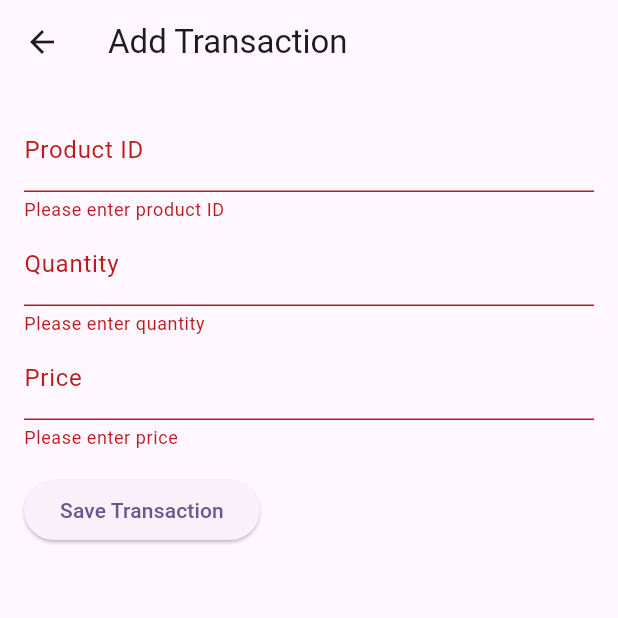
After one commit to ImanMeduyuy/Medical-stock-, a Flutter app: the TransactionForm screen opened directly, after a tap on "Save Transaction", on a phone screen of 412 x 824 dp, the top half of it. The commit adds this screen. Run offline on Flutter 3.47's test engine with Material 3 defaults, Android fonts, the phone set to English and light mode, and no system bars; our stand-ins replace cloud_firestore, firebase_auth, firebase_core; missing offline and left inert: flutter_barcode_scanner; accounts and stored records are empty.

Commit message:
change 1

```diff
--- /dev/null
+++ b/lib/documents/transaction.dart
@@ -0,0 +1,132 @@
+import 'package:flutter/material.dart';
+import 'package:cloud_firestore/cloud_firestore.dart';
+
+// Classe de modèle pour représenter une transaction de produit
+class ProductTransaction {
+  final String productId;
+  final int quantity;
+  final double price;
+  final DateTime timestamp;
+
+  ProductTransaction({
+    required this.productId,
+    required this.quantity,
+    required this.price,
+    required this.timestamp,
+  });
+}
+
+class TransactionForm extends StatefulWidget {
+  @override
+  _TransactionFormState createState() => _TransactionFormState();
+}
+
+class _TransactionFormState extends State<TransactionForm> {
+  final _formKey = GlobalKey<FormState>();
+  final _productIdController = TextEditingController();
+  final _quantityController = TextEditingController();
+  final _priceController = TextEditingController();
+
+  @override
+  Widget build(BuildContext context) {
+    return Scaffold(
+      appBar: AppBar(
+        title: Text('Add Transaction'),
+      ),
+      body: Padding(
+        padding: EdgeInsets.all(16.0),
+        child: Form(
+          key: _formKey,
+          child: Column(
+            crossAxisAlignment: CrossAxisAlignment.start,
+            children: <Widget>[
+              TextFormField(
+                controller: _productIdController,
+                decoration: InputDecoration(labelText: 'Product ID'),
+                validator: (value) {
+                  if (value == null || value.isEmpty) {
+                    return 'Please enter product ID';
+                  }
+                  return null;
+                },
+              ),
+              TextFormField(
+                controller: _quantityController,
+                keyboardType: TextInputType.number,
+                decoration: InputDecoration(labelText: 'Quantity'),
+                validator: (value) {
+                  if (value == null || value.isEmpty) {
+                    return 'Please enter quantity';
+                  }
+                  return null;
+                },
+              ),
+              TextFormField(
+                controller: _priceController,
+                keyboardType: TextInputType.number,
+                decoration: InputDecoration(labelText: 'Price'),
+                validator: (value) {
+                  if (value == null || value.isEmpty) {
+                    return 'Please enter price';
+                  }
+                  return null;
+                },
+              ),
+              Padding(
+                padding: EdgeInsets.symmetric(vertical: 16.0),
+                child: ElevatedButton(
+                  onPressed: () {
+                    if (_formKey.currentState!.validate()) {
+                      _saveTransaction();
+                    }
+                  },
+                  child: Text('Save Transaction'),
+                ),
+              ),
+            ],
+          ),
+        ),
+      ),
+    );
+  }
+
+  void _saveTransaction() {
+    if (_formKey.currentState!.validate()) {
+      final String productId = _productIdController.text;
+      final int quantity = int.parse(_quantityController.text);
+      final double price = double.parse(_priceController.text);
+      final DateTime timestamp = DateTime.now();
+
+      // Créer une instance de ProductTransaction
+      ProductTransaction transaction = ProductTransaction(
+        productId: productId,
+        quantity: quantity,
+        price: price,
+        timestamp: timestamp,
+      );
+
+      // Enregistrer la transaction dans Firestore
+      _addTransactionToFirestore(transaction);
+
+      // Effacer les champs après enregistrement
+      _productIdController.clear();
+      _quantityController.clear();
+      _priceController.clear();
+    }
+  }
+
+  void _addTransactionToFirestore(ProductTransaction transaction) {
+    FirebaseFirestore.instance.collection('transactions').add({
+      'productId': transaction.productId,
+      'quantity': transaction.quantity,
+      'price': transaction.price,
+      'timestamp': transaction.timestamp,
+    }).then((value) {
+      // Enregistrement réussi
+      print('Transaction saved successfully!');
+    }).catchError((error) {
+      // Erreur lors de l'enregistrement
+      print('Failed to save transaction: $error');
+    });
+  }
+}
--- a/lib/suppliers/add_supplier.dart
+++ b/lib/suppliers/add_supplier.dart
@@ -68,7 +68,7 @@ class _AddSupplierState extends State<AddSupplier> {
           IconButton(
             icon: Icon(Icons.refresh),
             onPressed: () {
-              // Votre logique de validation et ajout du fournisseur ici
+             clearText();
             },
           ),
           IconButton(
```
Also changed, not shown: lib/models/product_supplier.dart (added, +8 -0 lines), lib/products/add_product.dart (+78 -34 lines), lib/products/search_product.dart (added, +78 -0 lines), lib/suppliers/supplier_screen.dart (+8 -2 lines).
